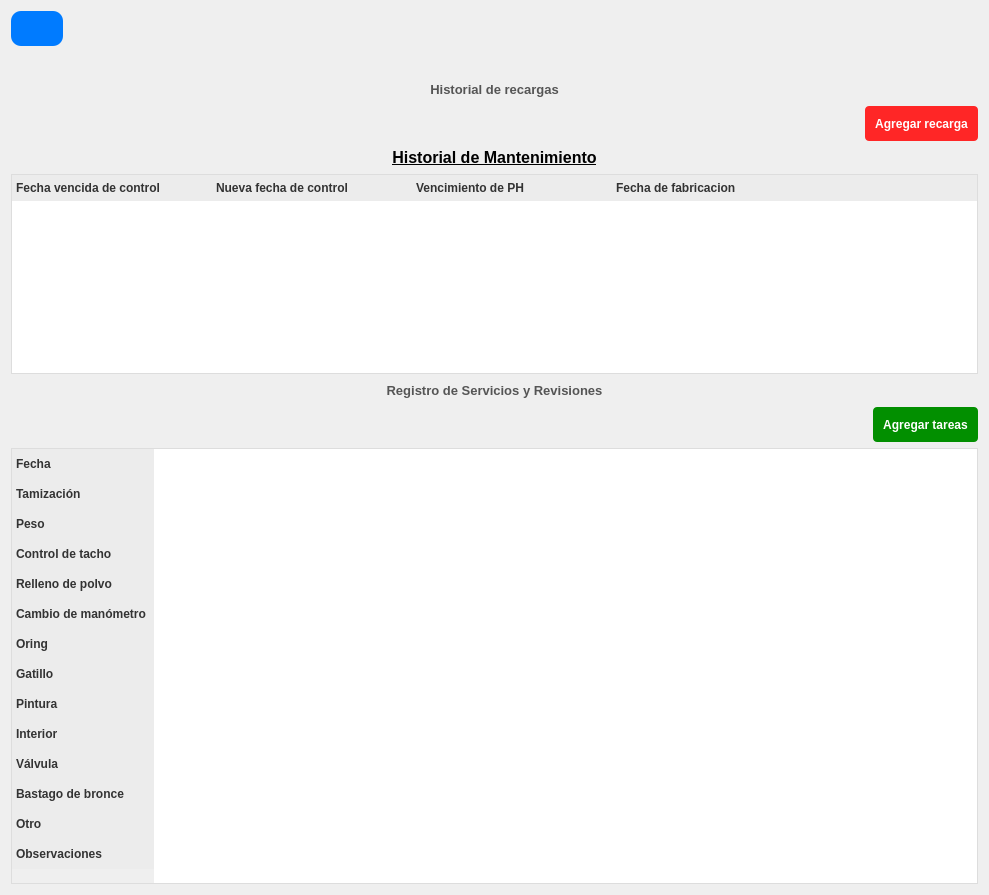
First picture: the form in resources/ui/ext_details.ui, repository Julian2455/beatmat, before the edit.
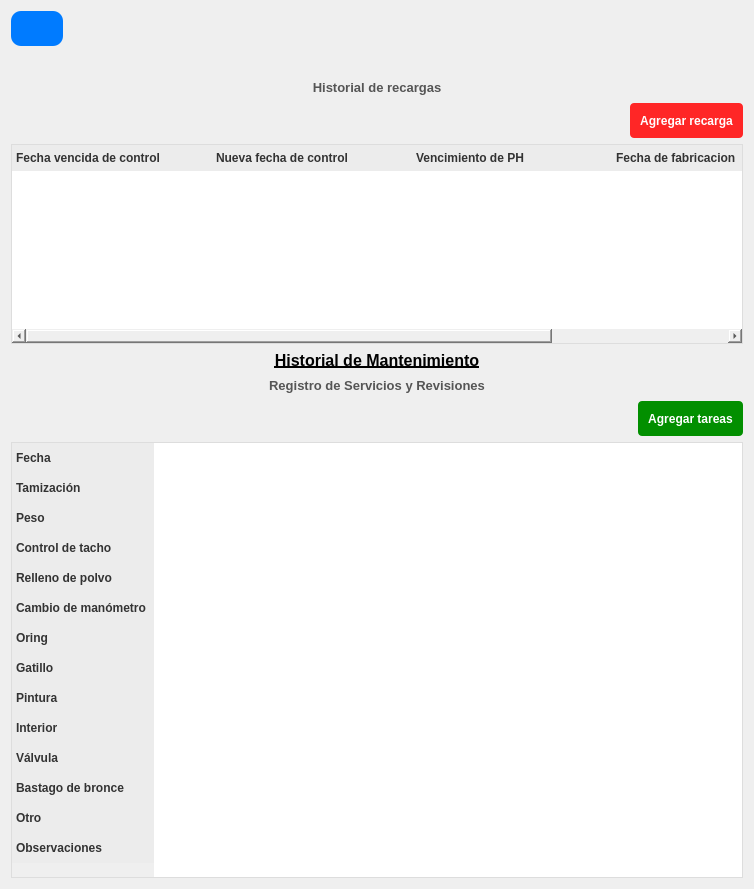
Second picture: the form after the edit. Icons and pictures are not drawn.

```diff
--- a/resources/ui/ext_details.ui
+++ b/resources/ui/ext_details.ui
@@ -6,29 +6,28 @@
    <rect>
     <x>0</x>
     <y>0</y>
-    <width>989</width>
-    <height>895</height>
+    <width>754</width>
+    <height>889</height>
    </rect>
   </property>
   <property name="windowTitle">
    <string>Form</string>
   </property>
   <property name="styleSheet">
-   <string notr="true">QLabel {
+   <string notr="true">QWidget{
+border: none;
+}
+QLabel {
 	color:rgb(0, 0, 0);
 	font-weight: bold;
 }
 QPushButton {
 	color: rgb(255, 255, 255);
-	background-color: rgb(19, 109, 255);
-	background-color: rgb(35, 39, 255);
 	color: rgb(8, 0, 255);
     background-color: #007BFF;
     color: white;
-    border: none;
     border-radius: 4px;
-    padding: 5px 10px;
-    min-height: 25px;
+	padding: 6px
 }
 QPushButton:hover {
     background-color: #2980b9;
@@ -51,12 +50,7 @@
     gridline-color: #ccc;
     alternate-background-color: #f2f2f2;
 }
-QTableWidget::item {
-    padding: 6px;
-}
-QTableWidget::item:hover {
-    background-color: #f0f8ff;
-}</string>
+</string>
   </property>
   <layout class="QVBoxLayout" name="verticalLayout_7">
    <item>
@@ -67,8 +61,23 @@
         <cursorShape>PointingHandCursor</cursorShape>
        </property>
        <property name="styleSheet">
-        <string notr="true">border-radius: 10px;
-color:#007BFF</string>
+        <string notr="true">
+	QPushButton {
+	color: rgb(255, 255, 255);
+	background-color: #007BF;
+	color: rgb(8, 0, 255);
+    color: white;
+    border: none;
+    border-radius: 10px;
+    padding: 5px 10px;
+    min-height: 25px;
+}
+QPushButton:hover {
+    background-color: #2980b9;
+}
+QPushButton:disabled {
+    background-color: #bdc3c7;
+}</string>
        </property>
        <property name="text">
         <string/>
@@ -165,7 +174,24 @@
         <cursorShape>PointingHandCursor</cursorShape>
        </property>
        <property name="styleSheet">
-        <string notr="true">background-color: rgb(255, 38, 38);</string>
+        <string notr="true">
+
+	QPushButton {
+	color: rgb(255, 255, 255);
+	background-color: rgb(255, 38, 38);
+	color: rgb(8, 0, 255);
+    color: white;
+    border: none;
+    border-radius: 4px;
+    padding: 5px 10px;
+    min-height: 25px;
+}
+QPushButton:hover {
+    background-color: #2980b9;
+}
+QPushButton:disabled {
+    background-color: #bdc3c7;
+}</string>
        </property>
        <property name="text">
         <string>Agregar recarga</string>
@@ -174,26 +200,6 @@
      </item>
     </layout>
    </item>
-   <item>
-    <widget class="QLabel" name="labelMantenimiento">
-     <property name="font">
-      <font>
-       <pointsize>12</pointsize>
-       <bold>true</bold>
-       <underline>true</underline>
-      </font>
-     </property>
-     <property name="styleSheet">
-      <string notr="true">color: black; text-decoration: underline;</string>
-     </property>
-     <property name="text">
-      <string>Historial de Mantenimiento</string>
-     </property>
-     <property name="alignment">
-      <set>Qt::AlignCenter</set>
-     </property>
-    </widget>
-   </item>
    <item>
     <widget class="QTableWidget" name="tableWidgetExtintores">
      <property name="sizePolicy">
@@ -307,6 +313,26 @@
      </column>
     </widget>
    </item>
+   <item>
+    <widget class="QLabel" name="labelMantenimiento">
+     <property name="font">
+      <font>
+       <pointsize>12</pointsize>
+       <bold>true</bold>
+       <underline>true</underline>
+      </font>
+     </property>
+     <property name="styleSheet">
+      <string notr="true">color: black; text-decoration: underline;</string>
+     </property>
+     <property name="text">
+      <string>Historial de Mantenimiento</string>
+     </property>
+     <property name="alignment">
+      <set>Qt::AlignCenter</set>
+     </property>
+    </widget>
+   </item>
    <item>
     <widget class="QLabel" name="labelDetallesMantenimiento">
      <property name="font">
@@ -352,7 +378,23 @@
         <cursorShape>PointingHandCursor</cursorShape>
        </property>
        <property name="styleSheet">
-        <string notr="true">background-color: rgb(2, 143, 0);</string>
+        <string notr="true">
+	QPushButton {
+	color: rgb(255, 255, 255);
+	background-color: rgb(2, 143, 0);
+	color: rgb(8, 0, 255);
+    color: white;
+    border: none;
+    border-radius: 4px;
+    padding: 5px 10px;
+    min-height: 25px;
+}
+QPushButton:hover {
+    background-color: #2980b9;
+}
+QPushButton:disabled {
+    background-color: #bdc3c7;
+}</string>
        </property>
        <property name="text">
         <string>Agregar tareas</string>
```
